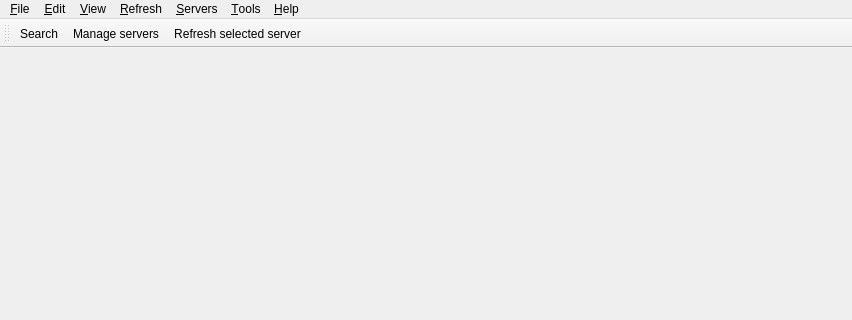
First picture: the form in Viewer/src/MainWindow.ui, repository ecmwf/ecflow, before the edit; both pictures show x 0 to 852 and y 0 to 320 of the 852 by 675 pixel window.
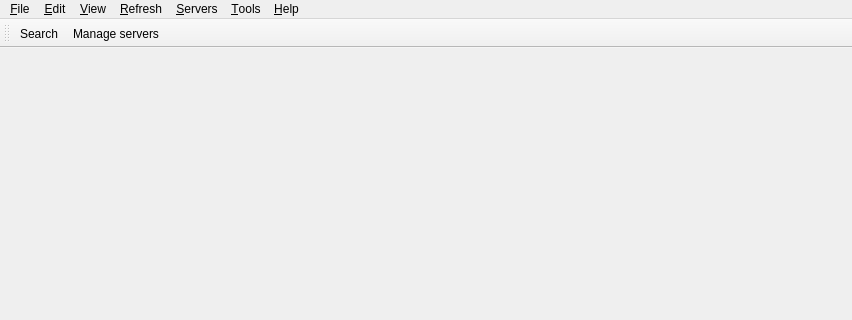
Second picture: the form after the edit. Icons and pictures are not drawn.

The edit to the form file:
```diff
--- a/Viewer/src/MainWindow.ui
+++ b/Viewer/src/MainWindow.ui
@@ -141,7 +141,6 @@
    </attribute>
    <addaction name="actionSearch"/>
    <addaction name="actionManageServers"/>
-   <addaction name="actionRefreshSelected"/>
   </widget>
   <action name="actionClose">
    <property name="icon">
```
Left out of the diff: 2 changed lines with no effect on the pictures.
